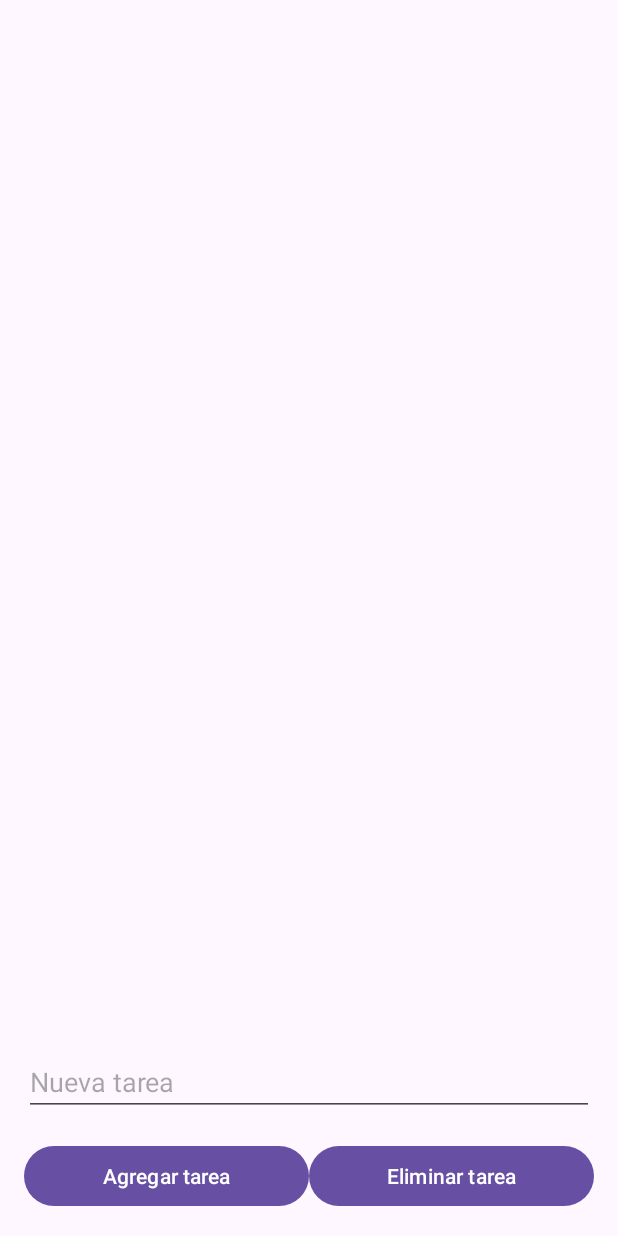
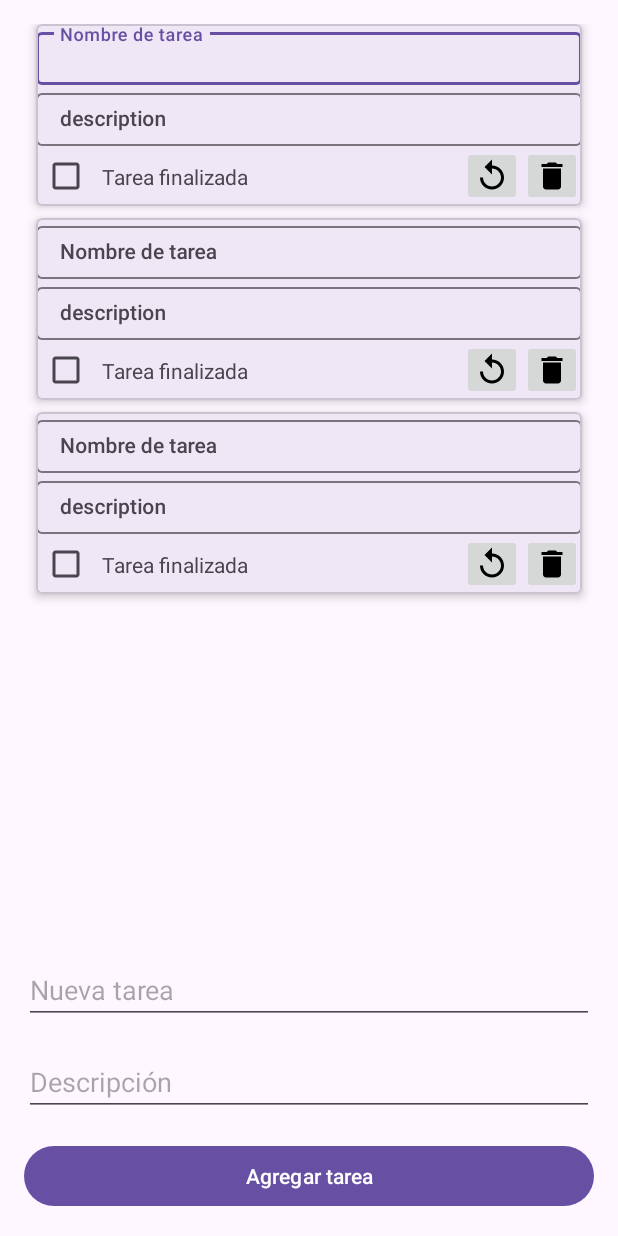
Before and after one commit to IgnacioBar/ListadeTareas, an Android app: the layout activity_main.xml on its own in the app's theme, with its tools: preview values and no code run, on a phone screen of 412 x 824 dp. Run offline under Robolectric (Android 15) with nearby library versions, the phone set to English and light mode, and no system bars.

Commit message:
Modificaciones del RV, del layout y de las funcionalidades, incorporando listener.

```diff
--- a/app/build.gradle
+++ b/app/build.gradle
@@ -15,6 +15,10 @@ android {
         versionName "1.0"
 
         testInstrumentationRunner "androidx.test.runner.AndroidJUnitRunner"
+    }
+
+    buildFeatures {
+        viewBinding true
     }
 
     buildTypes {
--- a/app/src/main/AndroidManifest.xml
+++ b/app/src/main/AndroidManifest.xml
@@ -13,7 +13,7 @@
         android:theme="@style/Theme.ListaDeTareas"
         tools:targetApi="31">
         <activity
-            android:name=".MainActivity"
+            android:name=".ui.MainActivity"
             android:exported="true">
             <intent-filter>
                 <action android:name="android.intent.action.MAIN" />
--- /dev/null
+++ b/app/src/main/res/drawable/ic_delete_24.xml
@@ -0,0 +1,5 @@
+<vector android:height="24dp" android:tint="#000000"
+    android:viewportHeight="24" android:viewportWidth="24"
+    android:width="24dp" xmlns:android="http://schemas.android.com/apk/res/android">
+    <path android:fillColor="@android:color/white" android:pathData="M6,19c0,1.1 0.9,2 2,2h8c1.1,0 2,-0.9 2,-2V7H6v12zM19,4h-3.5l-1,-1h-5l-1,1H5v2h14V4z"/>
+</vector>
--- /dev/null
+++ b/app/src/main/res/drawable/ic_reload.xml
@@ -0,0 +1,5 @@
+<vector android:height="24dp" android:tint="#000000"
+    android:viewportHeight="24" android:viewportWidth="24"
+    android:width="24dp" xmlns:android="http://schemas.android.com/apk/res/android">
+    <path android:fillColor="@android:color/white" android:pathData="M12,5V1L7,6l5,5V7c3.31,0 6,2.69 6,6s-2.69,6 -6,6 -6,-2.69 -6,-6H4c0,4.42 3.58,8 8,8s8,-3.58 8,-8 -3.58,-8 -8,-8z"/>
+</vector>
--- a/app/src/main/res/layout/activity_main.xml
+++ b/app/src/main/res/layout/activity_main.xml
@@ -1,47 +1,58 @@
-<RelativeLayout xmlns:android="http://schemas.android.com/apk/res/android"
+<androidx.constraintlayout.widget.ConstraintLayout xmlns:android="http://schemas.android.com/apk/res/android"
+    xmlns:app="http://schemas.android.com/apk/res-auto"
     xmlns:tools="http://schemas.android.com/tools"
     android:layout_width="match_parent"
     android:layout_height="match_parent"
     android:padding="16dp"
-    tools:context=".MainActivity">
+    tools:context=".ui.MainActivity">
 
     <androidx.recyclerview.widget.RecyclerView
         android:id="@+id/recyclerView"
         android:layout_width="match_parent"
-        android:layout_height="match_parent"
-        android:layout_above="@+id/buttonLayout"
-        android:layout_marginBottom="16dp" />
-
-    <LinearLayout
-        android:id="@+id/buttonLayout"
-        android:layout_width="match_parent"
-        android:layout_height="wrap_content"
-        android:layout_alignParentBottom="true"
-        android:orientation="horizontal">
-
-        <Button
-            android:id="@+id/addButton"
-            android:layout_width="0dp"
-            android:layout_height="wrap_content"
-            android:layout_weight="1"
-            android:text="Agregar tarea" />
-
-        <Button
-            android:id="@+id/deleteButton"
-            android:layout_width="0dp"
-            android:layout_height="wrap_content"
-            android:layout_weight="1"
-            android:text="Eliminar tarea" />
-
-    </LinearLayout>
+        android:layout_height="0dp"
+        android:layout_marginBottom="16dp"
+        tools:listitem="@layout/item_task"
+        app:layout_constraintBottom_toTopOf="@id/taskEditText"
+        app:layout_constraintEnd_toEndOf="parent"
+        app:layout_constraintStart_toStartOf="parent"
+        app:layout_constraintTop_toTopOf="parent"/>
 
     <EditText
         android:id="@+id/taskEditText"
         android:layout_width="match_parent"
         android:layout_height="wrap_content"
-        android:layout_above="@+id/buttonLayout"
         android:layout_marginBottom="16dp"
         android:hint="Nueva tarea"
-        android:inputType="text" />
+        android:inputType="text"
+        app:layout_constraintTop_toBottomOf="@id/recyclerView"
+        app:layout_constraintStart_toStartOf="parent"
+        app:layout_constraintEnd_toEndOf="parent"
+        app:layout_constraintBottom_toTopOf="@id/etDescription"/>
 
-</RelativeLayout>
+    <EditText
+        android:id="@+id/etDescription"
+        android:layout_width="match_parent"
+        android:layout_height="wrap_content"
+        android:layout_marginBottom="16dp"
+        android:hint="Descripción"
+        android:inputType="text"
+        app:layout_constraintTop_toBottomOf="@id/taskEditText"
+        app:layout_constraintStart_toStartOf="parent"
+        app:layout_constraintEnd_toEndOf="parent"
+        app:layout_constraintBottom_toTopOf="@id/addButton"/>
+
+    <Button
+        android:id="@+id/addButton"
+        android:layout_width="match_parent"
+        android:layout_height="wrap_content"
+        android:layout_weight="1"
+        android:text="Agregar tarea"
+        app:layout_constraintStart_toStartOf="parent"
+        app:layout_constraintEnd_toEndOf="parent"
+        app:layout_constraintTop_toBottomOf="@id/etDescription"
+        app:layout_constraintBottom_toBottomOf="parent"/>
+
+
+
+
+</androidx.constraintlayout.widget.ConstraintLayout>
--- /dev/null
+++ b/app/src/main/res/layout/item_task.xml
@@ -0,0 +1,128 @@
+<?xml version="1.0" encoding="utf-8"?>
+<com.google.android.material.card.MaterialCardView xmlns:android="http://schemas.android.com/apk/res/android"
+    xmlns:app="http://schemas.android.com/apk/res-auto"
+    android:id="@+id/cardViewMessage"
+    android:layout_width="match_parent"
+    android:layout_height="wrap_content"
+    android:layout_marginHorizontal="@dimen/common_padding_min"
+    android:layout_marginBottom="@dimen/common_padding_min"
+    app:cardCornerRadius="4dp"
+    app:cardElevation="4dp">
+
+    <androidx.constraintlayout.widget.ConstraintLayout
+        android:layout_width="match_parent"
+        android:layout_height="wrap_content"
+        android:alpha="@integer/material_motion_duration_long_1">
+
+        <androidx.appcompat.widget.LinearLayoutCompat
+            android:id="@+id/llcName"
+            android:layout_width="match_parent"
+            android:layout_height="wrap_content"
+            android:orientation="horizontal"
+            app:layout_constraintEnd_toEndOf="parent"
+            app:layout_constraintStart_toStartOf="parent"
+            app:layout_constraintTop_toTopOf="parent">
+
+            <com.google.android.material.textfield.TextInputLayout
+                android:layout_width="match_parent"
+                android:layout_height="wrap_content">
+
+                <com.google.android.material.textfield.TextInputEditText
+                    android:id="@+id/titleTask"
+                    android:layout_width="match_parent"
+                    android:layout_height="wrap_content"
+                    android:hint="@string/titleTask"
+                    android:inputType="text"
+                    android:autofillHints="name"
+                    android:padding="@dimen/common_padding_min"
+                    android:maxLines="1"
+                    android:singleLine="true"
+                    android:textAlignment="textStart"
+                    android:textAppearance="?attr/textAppearanceSubtitle2" />
+
+            </com.google.android.material.textfield.TextInputLayout>
+
+        </androidx.appcompat.widget.LinearLayoutCompat>
+
+        <androidx.appcompat.widget.LinearLayoutCompat
+            android:id="@+id/llDescription"
+            android:layout_width="match_parent"
+            android:layout_height="wrap_content"
+            android:orientation="horizontal"
+            app:layout_constraintTop_toBottomOf="@id/llcName">
+
+            <com.google.android.material.textfield.TextInputLayout
+                android:layout_width="match_parent"
+                android:layout_height="wrap_content">
+
+            <com.google.android.material.textfield.TextInputEditText
+                android:id="@+id/etDescription"
+                android:layout_width="match_parent"
+                android:layout_height="wrap_content"
+                android:hint="@string/text_description"
+                android:padding="@dimen/common_padding_min"
+                android:inputType="text"
+                android:autofillHints="name"
+                android:singleLine="true"
+                android:textAppearance="?attr/textAppearanceSubtitle2"
+                app:layout_constraintStart_toStartOf="parent"
+                app:layout_constraintTop_toTopOf="parent" />
+
+            </com.google.android.material.textfield.TextInputLayout>
+
+        </androidx.appcompat.widget.LinearLayoutCompat>
+
+        <androidx.constraintlayout.widget.ConstraintLayout
+            android:id="@+id/llFinish"
+            android:layout_width="match_parent"
+            android:layout_height="wrap_content"
+            android:orientation="horizontal"
+            app:layout_constraintBottom_toBottomOf="parent"
+            app:layout_constraintEnd_toEndOf="parent"
+            app:layout_constraintHorizontal_bias="1.0"
+            app:layout_constraintStart_toStartOf="parent"
+            app:layout_constraintTop_toBottomOf="@id/llDescription">
+
+            <CheckBox
+                android:id="@+id/cbFinish"
+                android:layout_width="40dp"
+                android:layout_height="40dp"
+                android:padding="8dp"
+                app:layout_constraintEnd_toStartOf="@+id/tvTaskFinished"
+                app:layout_constraintStart_toStartOf="parent"
+                app:layout_constraintTop_toTopOf="parent" />
+
+            <TextView
+                android:id="@+id/tvTaskFinished"
+                android:layout_width="wrap_content"
+                android:layout_height="wrap_content"
+                android:padding="4dp"
+                android:text="@string/text_task_finished"
+                app:layout_constraintStart_toEndOf="@id/cbFinish"
+                app:layout_constraintTop_toTopOf="parent"
+                app:layout_constraintBottom_toBottomOf="parent"/>
+
+            <ImageButton
+                android:id="@+id/imgReload"
+                android:layout_width="40dp"
+                android:layout_height="40dp"
+                android:contentDescription="@string/contentDescriptionDelete"
+                android:padding="8dp"
+                android:src="@drawable/ic_reload"
+                app:layout_constraintEnd_toStartOf="@id/imgDelete"
+                app:layout_constraintTop_toTopOf="parent"
+                />
+
+            <ImageButton
+                android:id="@+id/imgDelete"
+                android:layout_width="40dp"
+                android:layout_height="40dp"
+                android:contentDescription="@string/contentDescriptionDelete"
+                android:padding="8dp"
+                android:src="@drawable/ic_delete_24"
+                app:layout_constraintEnd_toEndOf="parent"
+                app:layout_constraintTop_toTopOf="parent"
+                />
+        </androidx.constraintlayout.widget.ConstraintLayout>
+    </androidx.constraintlayout.widget.ConstraintLayout>
+</com.google.android.material.card.MaterialCardView>
--- a/app/src/main/res/values/strings.xml
+++ b/app/src/main/res/values/strings.xml
@@ -1,3 +1,9 @@
 <resources>
     <string name="app_name">Lista de tareas</string>
+    <string name="titleTask">Nombre de tarea</string>
+    <string name="text_description">description</string>
+    <string name="text_task_finished">Tarea finalizada</string>
+    <string name="contentDescriptionDelete">Delete</string>
+    <string name="hint_new_task">Nueva tarea</string>
+    <string name="text_btn_new_task">Agregar tarea</string>
 </resources>
```
Also changed, not shown: app/src/main/java/com/example/listadetareas/MainActivity.kt (deleted, +0 -172 lines), app/src/main/java/com/example/listadetareas/ui/MainActivity.kt (added, +95 -0 lines), app/src/main/java/com/example/listadetareas/ui/OnClickListener.kt (added, +20 -0 lines), app/src/main/java/com/example/listadetareas/ui/TasksAdapter.kt (added, +36 -0 lines), app/src/main/java/com/example/listadetareas/ui/TasksViewHolder.kt (added, +49 -0 lines), app/src/main/java/com/example/listadetareas/ui/model/TasksModel.kt (added, +16 -0 lines), app/src/main/res/values/dimens.xml (added, +18 -0 lines).
